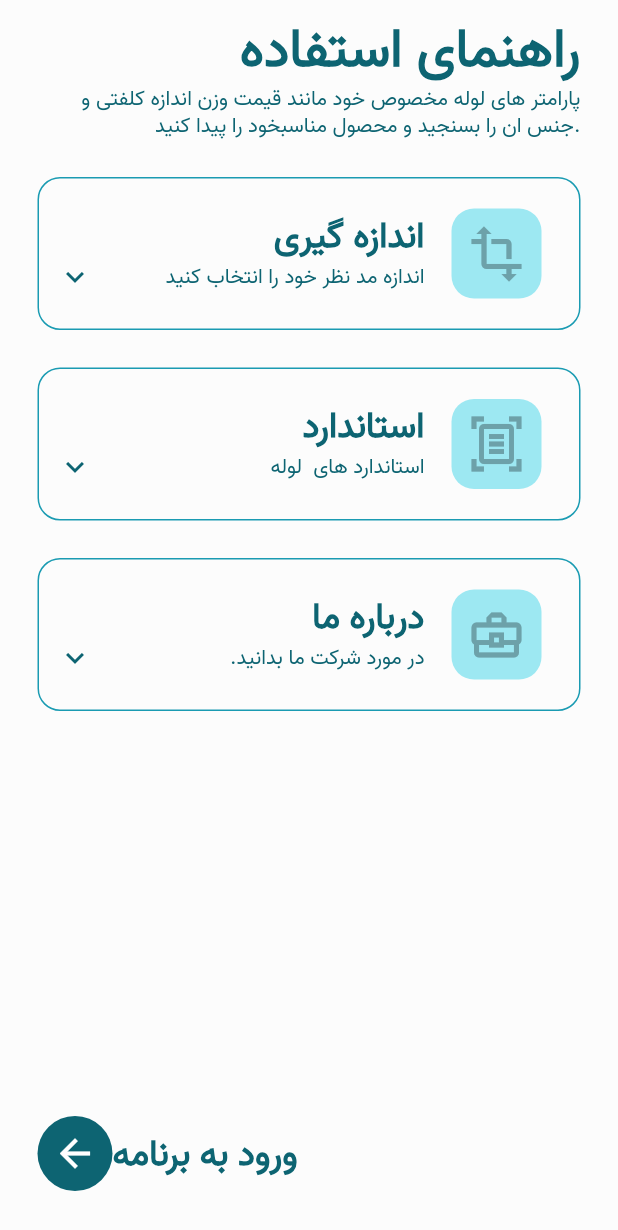
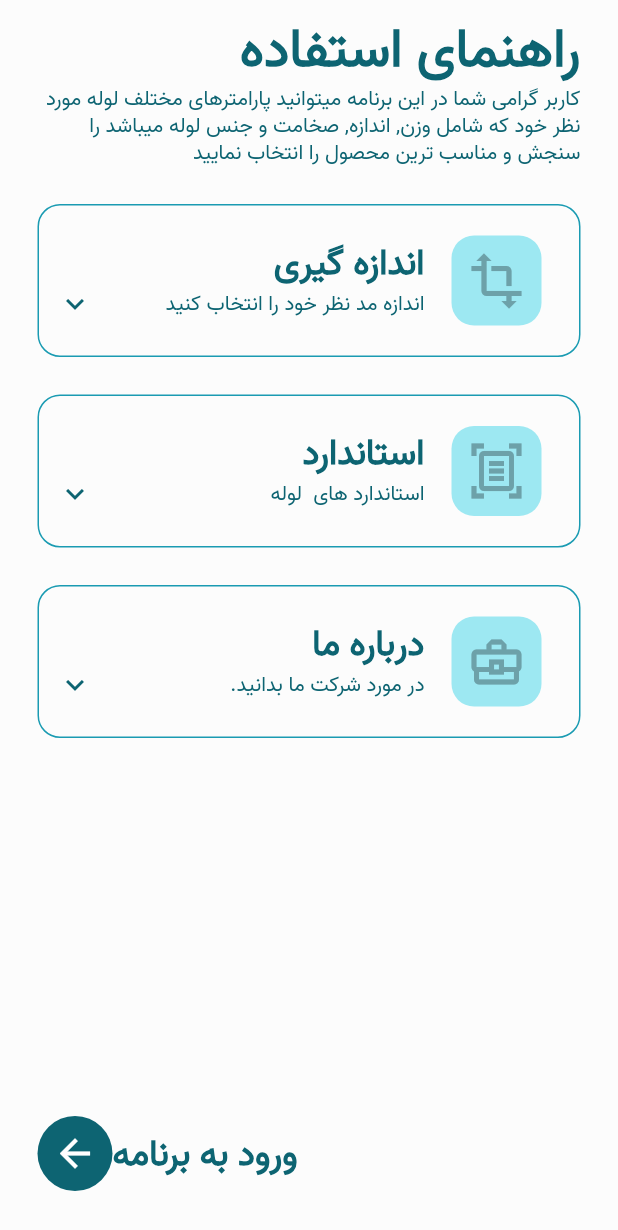
Before and after one commit to Ahmad-Vakilzadeh/kpi-app, a Flutter app: the OnBoardingScreen screen opened directly, on a phone screen of 412 x 824 dp. Shown: the top 1230 px of the screen. Run offline on Flutter 3.47's test engine with Material 2 defaults, Android fonts, the light colour scheme and no system bars; our stand-ins replace shared_preferences, sqflite; missing offline and left inert: rive_splash_screen; accounts and stored records are empty.

Commit message:
fix: text changes

```diff
--- a/lib/Screens/MeasureScreen/measure_screen.dart
+++ b/lib/Screens/MeasureScreen/measure_screen.dart
@@ -11,7 +11,7 @@ import 'package:kpi_app/constants.dart';
 int peNumber = 100;
 int exdia = 250;
 double? pressure = 4;
-var formatter = intl.NumberFormat('#,##,000');
+var formatter = intl.NumberFormat('###,###,###');
 
 class MeasureScreen extends StatefulWidget {
   const MeasureScreen({Key? key}) : super(key: key);
--- a/lib/Screens/OnBoardingScreens/on_boarding.dart
+++ b/lib/Screens/OnBoardingScreens/on_boarding.dart
@@ -39,7 +39,7 @@ class _OnBoardingScreenState extends State<OnBoardingScreen> {
                 ),
               ),
               const Text(
-                " پارامتر های لوله مخصوص خود مانند قیمت وزن اندازه کلفتی و جنس ان را بسنجید و محصول مناسبخود را پیدا کنید.",
+                "کاربر گرامی شما در این برنامه میتوانید پارامترهای مختلف لوله مورد نظر خود که شامل وزن, اندازه, صخامت و جنس لوله میباشد را سنجش و مناسب ترین محصول را انتخاب نمایید",
                 textAlign: TextAlign.right,
                 style: TextStyle(
                   color: kShadeDarkColor,
```
